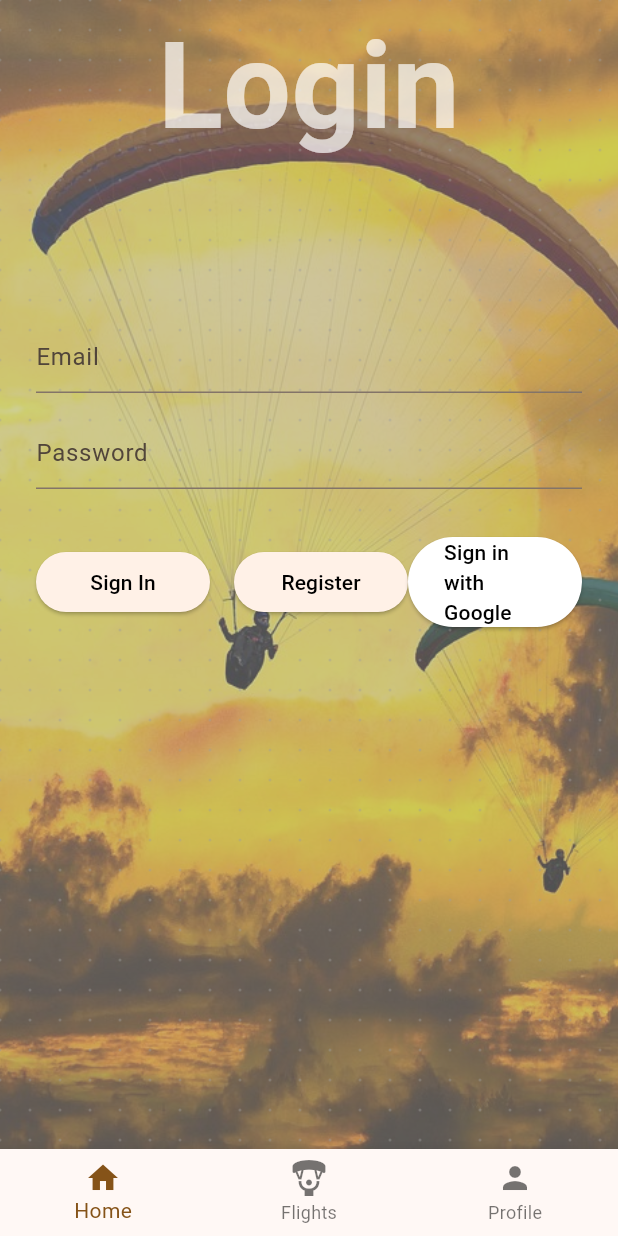
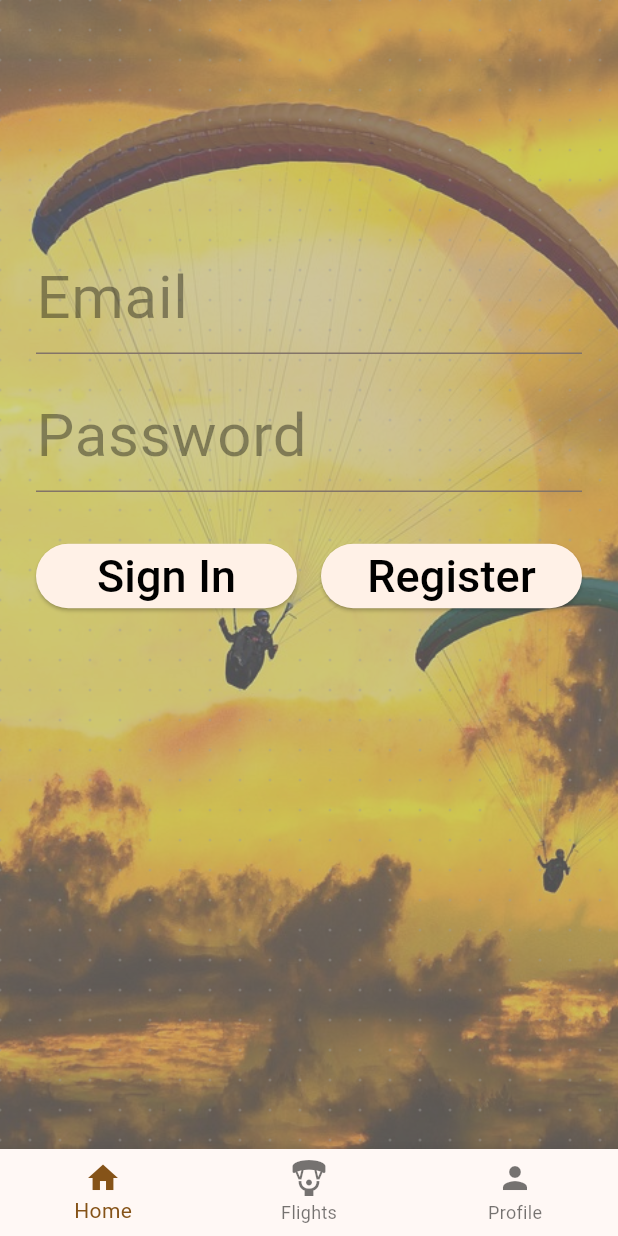
Before and after one commit to FloatyFly/floaty-frontend, a Flutter app: the screen it shows after launch, on a phone screen of 412 x 824 dp. Run offline on Flutter 3.47's test engine with Material 3 defaults, Android fonts, the phone set to English and light mode, and no system bars; our stand-ins replace firebase_auth, firebase_core, google_sign_in; accounts and stored records are empty; Roboto replaces fonts that are missing (ModernFont).

Commit message:
made login page a bit nicer and added description for flights

```diff
--- a/lib/constants.dart
+++ b/lib/constants.dart
@@ -1,2 +1,2 @@
-const BASE_URL = 'https://floaty.k8s.kos.cheap/';
-// const BASE_URL = 'http://0.0.0.0:8080'; // can be used for debugging TODO: Make configurable
+// const BASE_URL = 'https://floaty.k8s.kos.cheap/';
+const BASE_URL = 'http://0.0.0.0:8080'; // can be used for debugging TODO: Make configurable
--- a/lib/login_page.dart
+++ b/lib/login_page.dart
@@ -35,8 +35,6 @@ class _LoginPageState extends State<LoginPage> {
     }
     return firebaseApp;
   }
-
-
 
   Future<UserCredential> signInWithGoogle() async {
     final GoogleSignIn googleSignIn = GoogleSignIn(
@@ -88,15 +86,8 @@ class _LoginPageState extends State<LoginPage> {
             child: Column(
               mainAxisAlignment: MainAxisAlignment.center,
               children: [
-                Text(
-                  'Login',
-                  textAlign: TextAlign.center,
-                  style: TextStyle(
-                    fontSize: 80.0,
-                    color: Colors.white.withOpacity(0.7),
-                    fontWeight: FontWeight.bold,
-                    fontFamily: 'ModernFont',
-                  ),
+                Padding(
+                  padding: EdgeInsets.symmetric(vertical: 30), // This adds 10 logical pixels of padding vertically
                 ),
                 Padding(
                   padding: const EdgeInsets.symmetric(horizontal: 24.0, vertical: 100.0),
@@ -108,7 +99,15 @@ class _LoginPageState extends State<LoginPage> {
                           controller: _emailTextController,
                           focusNode: _focusEmail,
                           validator: (value) => Validator.validateEmail(email: value),
-                          decoration: InputDecoration(hintText: "Email"),
+                          decoration: InputDecoration(
+                            hintText: "Email",
+                            hintStyle: TextStyle(fontSize: 40, color: Colors.black38),  // Example to style hint differently
+                            // Apply style for focused field
+                            focusedBorder: UnderlineInputBorder(
+                              borderSide: BorderSide(color: Colors.deepOrangeAccent),
+                            ),
+                          ),
+                          style: TextStyle(fontSize: 40, color: Colors.white70), // Ensure this is still here
                         ),
                         SizedBox(height: 16.0),
                         TextFormField(
@@ -116,7 +115,15 @@ class _LoginPageState extends State<LoginPage> {
                           focusNode: _focusPassword,
                           obscureText: true,
                           validator: (value) => Validator.validatePassword(password: value),
-                          decoration: InputDecoration(hintText: "Password"),
+                          decoration: InputDecoration(
+                            hintText: "Password",
+                            hintStyle: TextStyle(fontSize: 40, color: Colors.black38),  // Example to style hint differently
+                            // Apply style for focused field
+                            focusedBorder: UnderlineInputBorder(
+                              borderSide: BorderSide(color: Colors.deepOrangeAccent),
+                            ),
+                          ),
+                          style: TextStyle(fontSize: 40, color: Colors.white70),
                         ),
                         SizedBox(height: 32.0),
                         _isProcessing
@@ -146,7 +153,7 @@ class _LoginPageState extends State<LoginPage> {
                                     }
                                   }
                                 },
-                                child: Text('Sign In', style: TextStyle(color: Colors.black)),
+                                child: Text('Sign In', style: TextStyle(color: Colors.black, fontSize: 30)),
                               ),
                             ),
                             SizedBox(width: 16.0),
@@ -155,43 +162,10 @@ class _LoginPageState extends State<LoginPage> {
                                 onPressed: () {
                                   Navigator.of(context).push(MaterialPageRoute(builder: (context) => RegisterPage()));
                                 },
-                                child: Text('Register', style: TextStyle(color: Colors.black)),
+                                child: Text('Register', style: TextStyle(color: Colors.black, fontSize: 30)),
                               ),
                             ),
                             SizedBox(height: 20),
-                            Expanded(
-                                child: ElevatedButton(
-                                  onPressed: () async {
-                                    try {
-                                      print("Google Sign-In button pressed");
-                                      UserCredential userCredential = await signInWithGoogle();
-                                      print("Signed in with Google: ${userCredential.user}");
-                                      // Navigate to your main app screen or handle the user sign-in
-                                      Navigator.of(context).pushReplacement(MaterialPageRoute(builder: (_) => RegisterPage())); // Adjust as necessary
-                                    } catch (error) {
-                                      print("Error signing in with Google: $error");
-                                      // You can show an error message to the user here
-                                      showDialog(
-                                        context: context,
-                                        builder: (context) => AlertDialog(
-                                          title: Text("Login Error"),
-                                          content: Text("Failed to sign in with Google. Please try again."),
-                                          actions: [
-                                            TextButton(
-                                              child: Text("OK"),
-                                              onPressed: () => Navigator.of(context).pop(),
-                                            ),
-                                          ],
-                                        ),
-                                      );
-                                    }
-                                  },
-                                  child: Text('Sign in with Google'),
-                                  style: ElevatedButton.styleFrom(
-                                    foregroundColor: Colors.black, backgroundColor: Colors.white, // Text color
-                                  ),
-                                )
-                            )
                           ],
                         )
                       ],
--- a/lib/main.dart
+++ b/lib/main.dart
@@ -55,7 +55,7 @@ class MyAppState extends ChangeNotifier {
   void login(User user) {
     _currentUser = user;
     _isLoggedIn = true;
-    _selectedIndex = 0; // Navigate to LandingPage after login
+    _selectedIndex = 1;
     notifyListeners();
   }
 
--- a/lib/model.dart
+++ b/lib/model.dart
@@ -4,6 +4,7 @@ class Flight {
   final String date;
   final String takeoff;
   final int duration;
+  final String description;
 
   Flight({
     required this.flightId,
@@ -11,6 +12,7 @@ class Flight {
     required this.date,
     required this.takeoff,
     required this.duration,
+    this.description = ''
   });
 
   factory Flight.fromJson(Map<String, dynamic> json, FloatyUser user) {
@@ -20,6 +22,7 @@ class Flight {
       date: json['date'],
       takeoff: json['takeoff'],
       duration: json['duration'],
+      description: json['description']
     );
   }
 
```
Also changed, not shown: lib/flights_screen.dart (+48 -13 lines).
